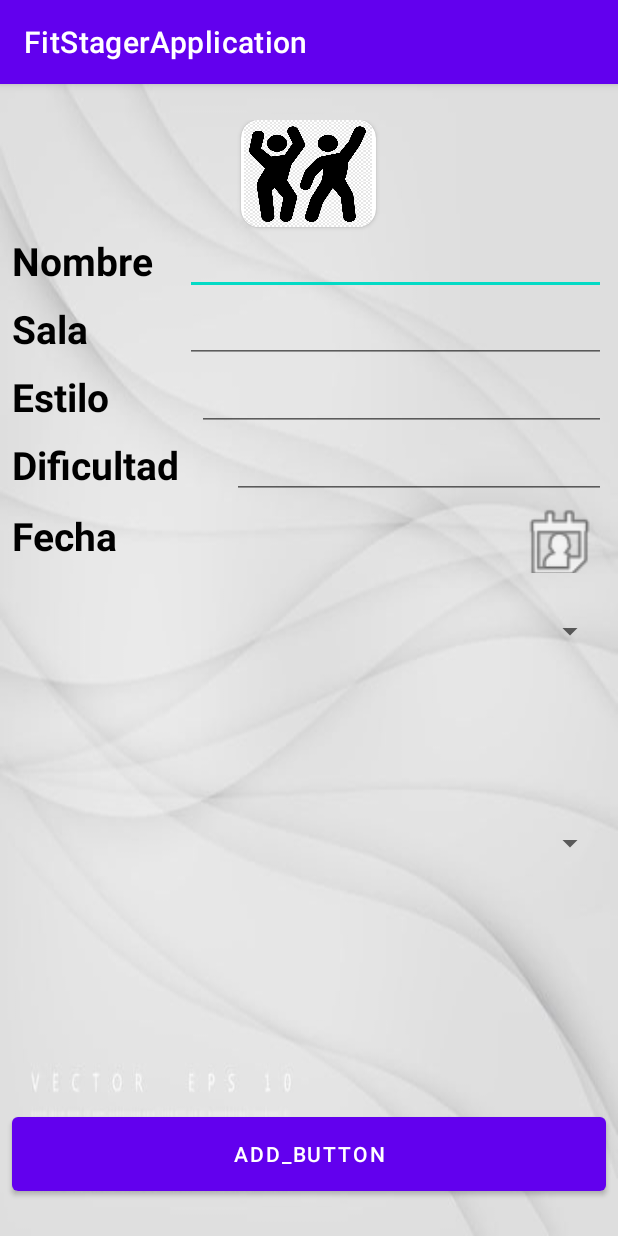
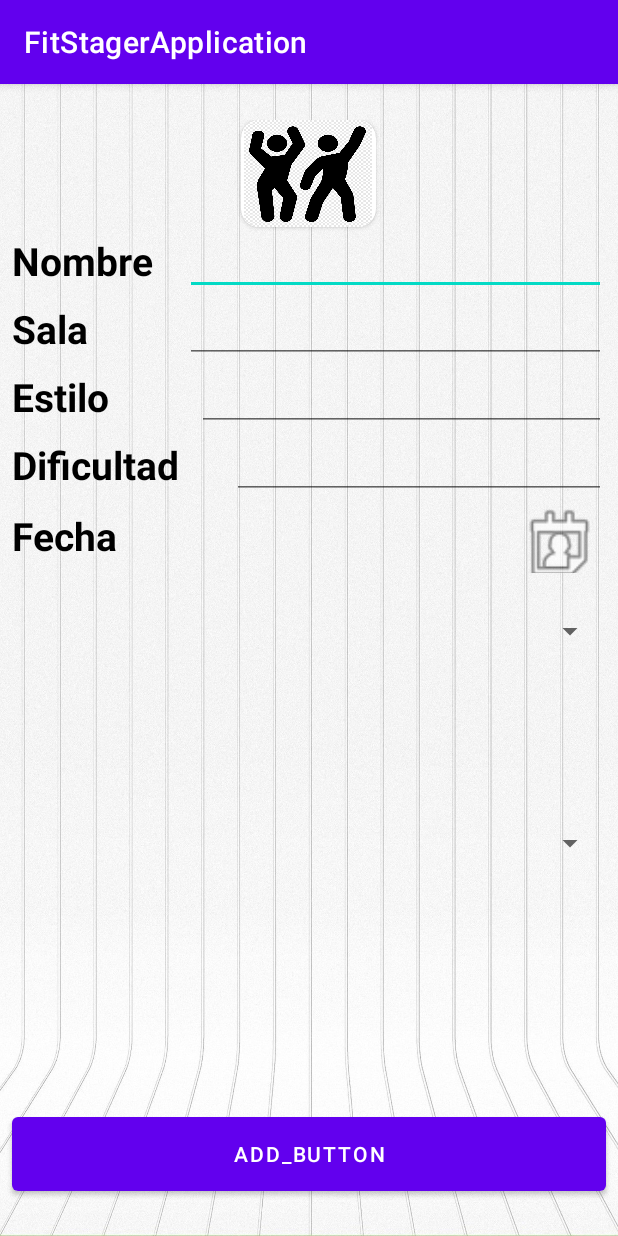
Before and after one commit to franMV4/FItStagerApp, an Android app: the AddActivityView screen opened directly, with no data from a screen before it, on a phone screen of 412 x 824 dp. Run offline under Robolectric (Android 15) with nearby library versions, the phone set to English and light mode, and no system bars; our stand-ins replace Room's generated code; 1 statement that could not run was skipped.

Commit message:
fondo cambiado

```diff
--- a/app/src/main/res/layout/activity_add_activity_client_view.xml
+++ b/app/src/main/res/layout/activity_add_activity_client_view.xml
@@ -4,7 +4,7 @@
     xmlns:tools="http://schemas.android.com/tools"
     android:layout_width="match_parent"
     android:layout_height="match_parent"
-    android:background="@drawable/list_wallpaper2"
+    android:background="@drawable/main_wallpaper"
     tools:context=".view.AddActivity_ClientView">
 
 
--- a/app/src/main/res/layout/activity_add_activity_view.xml
+++ b/app/src/main/res/layout/activity_add_activity_view.xml
@@ -4,7 +4,7 @@
     xmlns:tools="http://schemas.android.com/tools"
     android:layout_width="match_parent"
     android:layout_height="match_parent"
-    android:background="@drawable/list_wallpaper2"
+    android:background="@drawable/main_wallpaper"
     tools:context=".view.AddActivityView">
 
 
--- a/app/src/main/res/layout/activity_add_client_view.xml
+++ b/app/src/main/res/layout/activity_add_client_view.xml
@@ -4,7 +4,7 @@
     xmlns:tools="http://schemas.android.com/tools"
     android:layout_width="match_parent"
     android:layout_height="match_parent"
-    android:background="@drawable/list_wallpaper2"
+    android:background="@drawable/main_wallpaper"
 
     tools:context=".view.AddClientView">
 
--- a/app/src/main/res/layout/activity_add_gym_view.xml
+++ b/app/src/main/res/layout/activity_add_gym_view.xml
@@ -4,7 +4,7 @@
     xmlns:tools="http://schemas.android.com/tools"
     android:layout_width="match_parent"
     android:layout_height="match_parent"
-    android:background="@drawable/list_wallpaper2"
+    android:background="@drawable/main_wallpaper"
     tools:context=".view.AddGymView">
 
 
--- a/app/src/main/res/layout/activity_add_staff_view.xml
+++ b/app/src/main/res/layout/activity_add_staff_view.xml
@@ -4,7 +4,7 @@
     xmlns:tools="http://schemas.android.com/tools"
     android:layout_width="match_parent"
     android:layout_height="match_parent"
-    android:background="@drawable/list_wallpaper2"
+    android:background="@drawable/main_wallpaper"
     tools:context=".view.AddStaffView">
 
 
```
